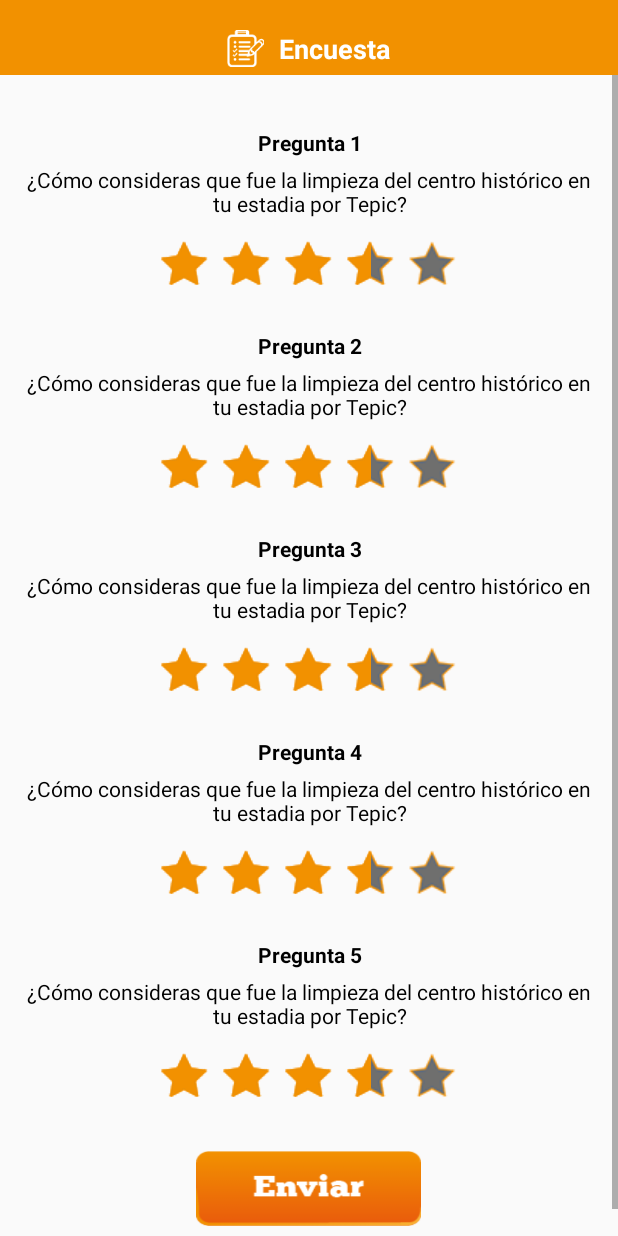
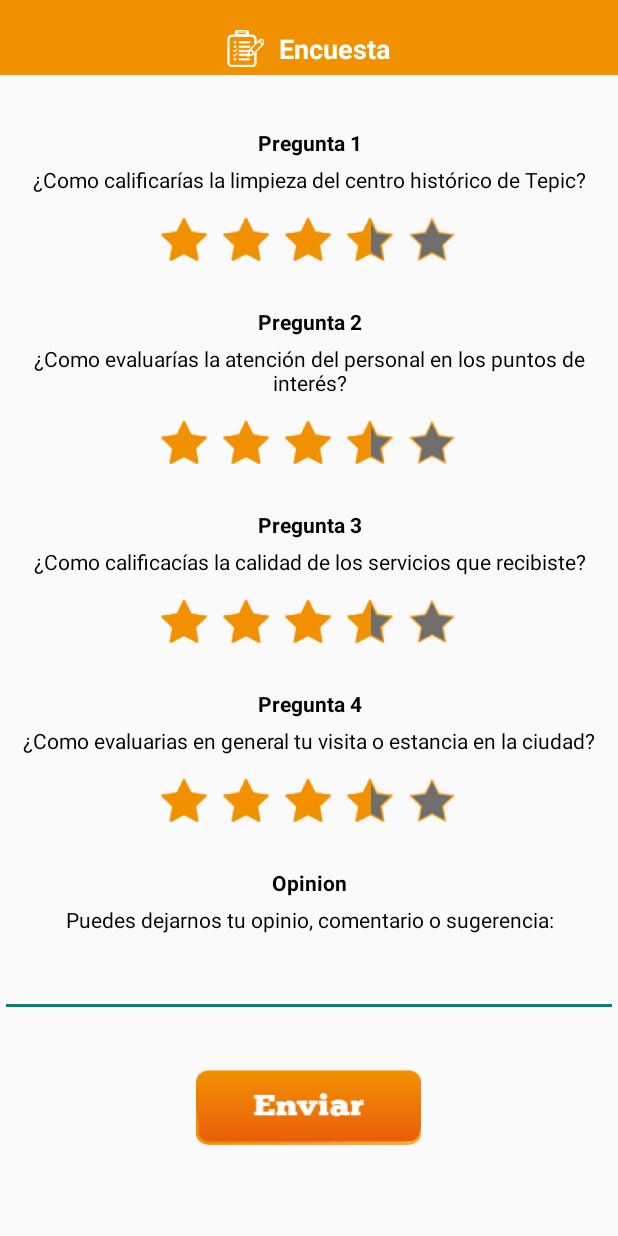
Before and after one commit to lscrobertoramos/TurismoTepicCi, an Android app: the layout activity_encuesta.xml on its own in the app's theme, with its tools: preview values and no code run, on a phone screen of 412 x 824 dp. Run offline under Robolectric (Android 15) with nearby library versions, the phone set to English and light mode, and no system bars.

Commit message:
Se agregaron nuevas preguntas, la parte del mapa aun tiene problemas

```diff
--- a/app/src/main/java/com/ut3/ehg/turismotepic/EncuestaActivity.java
+++ b/app/src/main/java/com/ut3/ehg/turismotepic/EncuestaActivity.java
@@ -42,7 +42,7 @@ public class EncuestaActivity extends Fragment {
         rb2 = (RatingBar) root.findViewById(R.id.ratingb2);
         rb3 = (RatingBar) root.findViewById(R.id.ratingb3);
         rb4 = (RatingBar) root.findViewById(R.id.ratingb4);
-        rb5 = (RatingBar) root.findViewById(R.id.ratingb5);
+        //rb5 = (RatingBar) root.findViewById(R.id.ratingb5);
         btnEnviar = (ImageButton) root.findViewById(R.id.btnEnviar);
         user=this.getActivity().getSharedPreferences("user", MODE_PRIVATE);
         loginPreferences = this.getActivity().getSharedPreferences("loginPrefs",MODE_PRIVATE);
--- a/app/src/main/res/layout/activity_detallado.xml
+++ b/app/src/main/res/layout/activity_detallado.xml
@@ -59,7 +59,7 @@
             android:layout_width="match_parent"
             android:layout_height="234dp"
             android:id="@+id/sv1"
-            android:layout_weight="1.59">
+            android:layout_weight="1">
             <LinearLayout
                 android:layout_width="match_parent"
                 android:orientation="vertical"
--- a/app/src/main/res/layout/activity_encuesta.xml
+++ b/app/src/main/res/layout/activity_encuesta.xml
@@ -72,7 +72,7 @@
             android:layout_width="match_parent"
             android:layout_height="wrap_content"
             android:textColor="#000"
-            android:text="@string/pregp"
+            android:text="@string/q1"
             android:layout_marginLeft="10dp"
             android:layout_marginRight="10dp"
             android:gravity="center"
@@ -122,7 +122,7 @@
             <TextView
                 android:layout_width="match_parent"
                 android:layout_height="wrap_content"
-                android:text="@string/pregp"
+                android:text="@string/q2"
                 android:layout_marginLeft="10dp"
                 android:layout_marginRight="10dp"
                 android:textColor="#000"
@@ -172,7 +172,7 @@
             <TextView
                 android:layout_width="match_parent"
                 android:layout_height="wrap_content"
-                android:text="@string/pregp"
+                android:text="@string/q3"
                 android:layout_marginLeft="10dp"
                 android:layout_marginRight="10dp"
                 android:gravity="center"
@@ -221,7 +221,7 @@
             <TextView
                 android:layout_width="match_parent"
                 android:layout_height="wrap_content"
-                android:text="@string/pregp"
+                android:text="@string/q4"
                 android:layout_marginLeft="10dp"
                 android:layout_marginRight="10dp"
                 android:gravity="center"
@@ -262,14 +262,14 @@
                 android:layout_height="wrap_content"
                 android:id="@+id/tp5preg5"
                 android:gravity="center"
-                android:text="@string/tpreg5"
+                android:text="@string/title_opinion"
                 android:textColor="#000"
                 android:layout_marginBottom="5dp"
                 />
             <TextView
                 android:layout_width="match_parent"
                 android:layout_height="wrap_content"
-                android:text="@string/pregp"
+                android:text="@string/opinion"
                 android:layout_marginLeft="10dp"
                 android:layout_marginRight="10dp"
                 android:gravity="center"
@@ -285,14 +285,15 @@
                 android:layout_marginTop="10dp"
                 android:layout_marginBottom="10dp"
                 >
-                <RatingBar
+
+                <EditText
                     android:layout_width="wrap_content"
                     android:layout_height="wrap_content"
-                    android:id="@+id/ratingb5"
-                    android:rating="3.5"
-                    android:stepSize="0.5"
-                    style="@style/StarRatingBar"
-                    />
+                    android:inputType="textPersonName"
+                    android:text=""
+                    android:ems="10"
+                    android:id="@+id/editText3"
+                    android:layout_weight="1" />
 
 
             </LinearLayout>
--- a/app/src/main/res/values/strings.xml
+++ b/app/src/main/res/values/strings.xml
@@ -9,10 +9,10 @@
     <string name="project_description">El sector turístico de Nayarit es una de las áreas estratégicas del estado y al igual que en otras partes del mundo, puede y debe beneficiarse del desarrollo de aplicaciones basadas en TIC para mantener y mejorar su competitividad a nivel nacional e internacional. Dentro de las actividades del laboratorio “Innovatic-lab” de CICESE-UT3 se encuentra el desarrollo de aplicaciones tecnológicas para los dos sectores prioritarios del estado: la agroindustria y el turismo. Dentro de las aplicaciones para el sector turístico, está el desarrollo de una aplicación móvil que implemente funcionalidades de realidad aumentada para mejorar la experiencia de los visitantes al primer cuadro del centro histórico de Tepic.</string>
 
     <string name="title_encuesta">Encuesta</string>
-    <string name="q1">¿Que le parecio la calidad de los sitios que visitó?</string>
-    <string name="q2">¿Que le parecio la limpieza de los lugares que visitó?</string>
-    <string name="q3">¿Que le parecio la atención del estado?</string>
-    <string name="q4">¿Que le parecio la hospitalidad del estado?</string>
+    <string name="q1">¿Como calificarías la limpieza del centro histórico de Tepic?</string>
+    <string name="q2">¿Como evaluarías la atención del personal en los puntos de interés?</string>
+    <string name="q3">¿Como calificacías la calidad de los servicios que recibiste?</string>
+    <string name="q4">¿Como evaluarias en general tu visita o estancia en la ciudad?</string>
     <string name="title_opinion">Opinion</string>
     <string name="opinion">Puedes dejarnos tu opinio, comentario o sugerencia:</string>
     <string name="title_bueno">Bueno</string>
```
Also changed, not shown: app/src/main/java/com/ut3/ehg/turismotepic/MapsActivity.java (+58 -9 lines).
